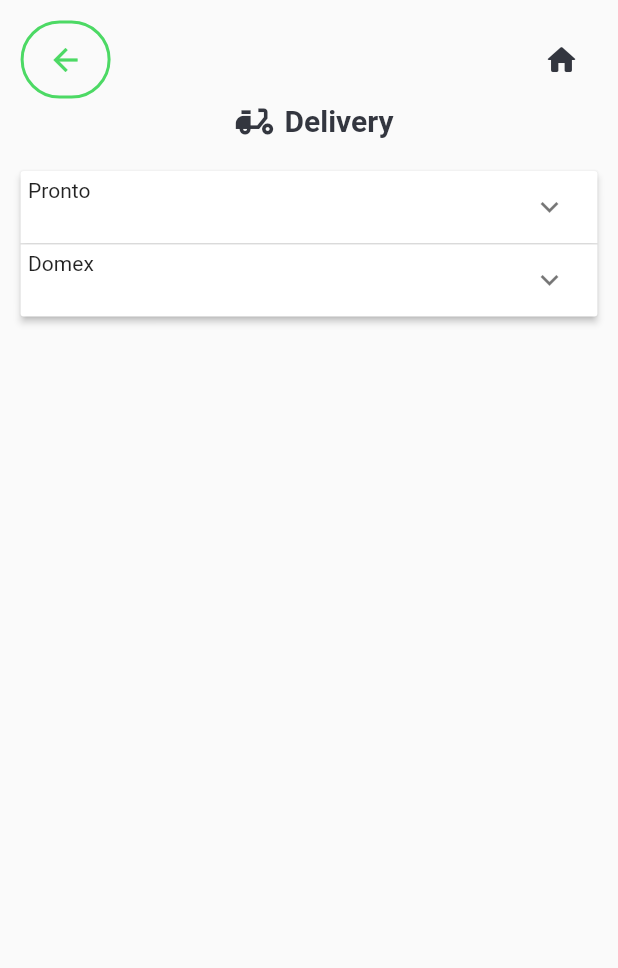
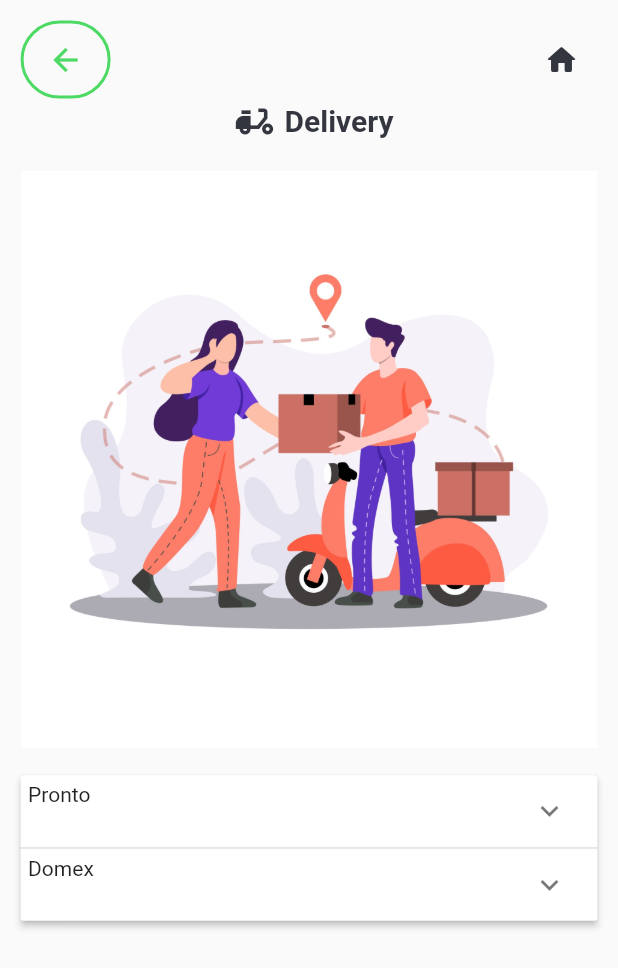
Before and after one commit to virokalu/ProjectBloem, a Flutter app: the DeliveryScreen screen opened by its route, on a phone screen of 412 x 824 dp. Shown: the top 968 px of the screen. Run offline on Flutter 3.47's test engine with Material 2 defaults, Android fonts, the phone set to English and light mode, and no system bars; our stand-ins replace awesome_dialog, charts_flutter, dotted_line, firebase_core, firebase_storage, flutter_custom_clippers and 7 more; missing offline and left inert: flutter_stripe; accounts and stored records are empty.

Commit message:
help_update

```diff
--- a/lib/screens/delivery_screen/delivery.dart
+++ b/lib/screens/delivery_screen/delivery.dart
@@ -29,7 +29,8 @@
             child: ListView(
               children: [
                 const ButtonText(text: "Delivery", icon: Icons.delivery_dining),
-
+                SizedBox(height: getProportionateScreenHeight(18),),
+                const Image(image: AssetImage('images/delivery.jpg')),
                 SizedBox(height: getProportionateScreenHeight(18),),
 
                 SingleChildScrollView(
@@ -50,7 +51,7 @@
                           },
                           body: Container(
                               padding: const EdgeInsets.all(2),
-                              child: const Text("Pronto Lanka (Pvt) Ltd.\n https://www.prontolanka.lk/\n(+94) 112 102 700\ninfopronto@transnational-grp.com")
+                              child: Text("Pronto Lanka (Pvt) Ltd.\n https://www.prontolanka.lk/\n(+94) 112 102 700\ninfopronto@transnational-grp.com")
                           ),
                           isExpanded: expanded[0]
                       ),
```
Also changed, not shown: images/delivery.jpg (added).
